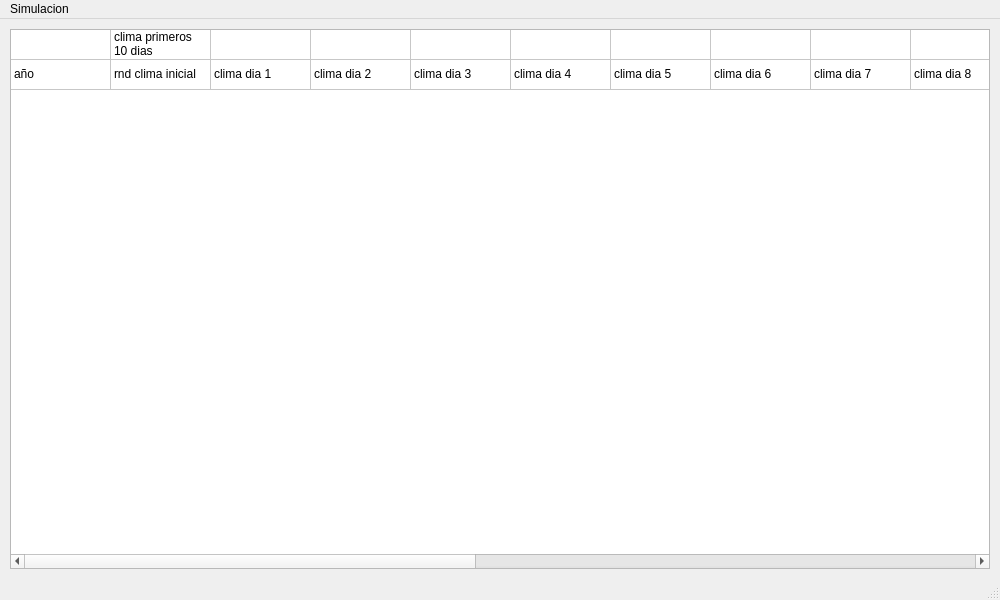
First picture: the form in interfaces/qt/main.ui, repository 83723-matias-perlo/finalsimseptiembre2022, before the edit.
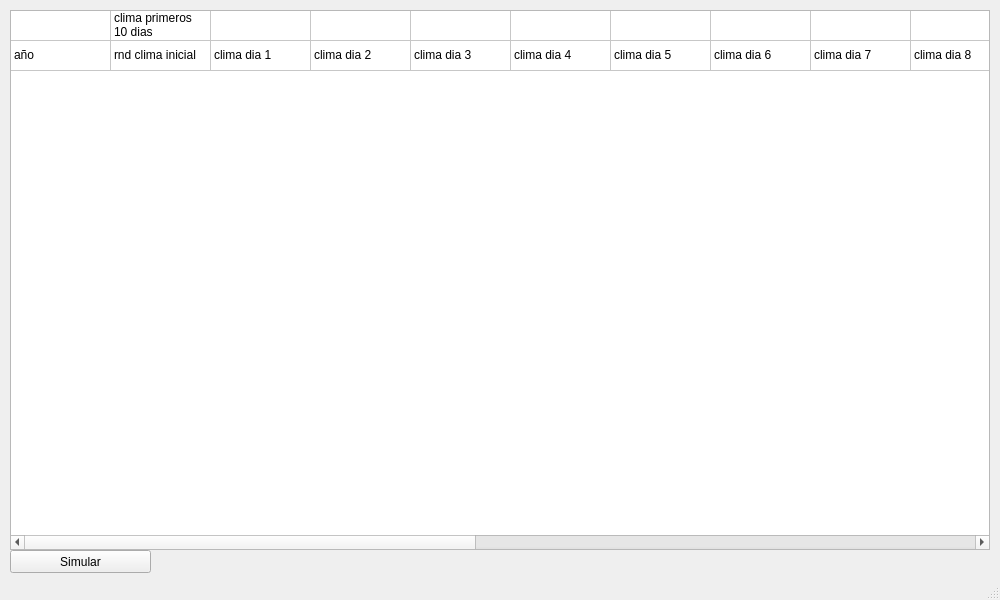
Second picture: the form after the edit.

Commit message: simulacion ejercicio 13 v1

What changed in the file:
```diff
--- a/interfaces/qt/main.ui
+++ b/interfaces/qt/main.ui
@@ -319,25 +319,21 @@
      </property>
     </item>
    </widget>
-  </widget>
-  <widget class="QStatusBar" name="statusbar"/>
-  <widget class="QMenuBar" name="menubar">
+   <widget class="QPushButton" name="btnSimular">
    <property name="geometry">
     <rect>
-     <x>0</x>
-     <y>0</y>
-     <width>1000</width>
-     <height>21</height>
-    </rect>
-   </property>
-   <widget class="QMenu" name="menuGenerar">
-    <property name="title">
-     <string>Simulacion</string>
+      <x>10</x>
+      <y>550</y>
+      <width>141</width>
+      <height>23</height>
+     </rect>
+    </property>
+    <property name="text">
+     <string>Simular</string>
     </property>
-    <addaction name="actionGenerar_Simulacion"/>
    </widget>
-   <addaction name="menuGenerar"/>
   </widget>
+  <widget class="QStatusBar" name="statusbar"/>
   <action name="actionGenerar_Simulacion">
    <property name="text">
     <string>Generar Simulacion</string>
```
Lines whose indentation alone changed are shown as unchanged. The commit also changes 15 other files.
